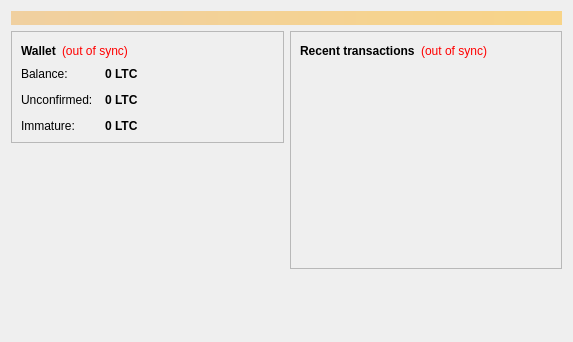
Qt form src/qt/forms/overviewpage.ui (pocketmoney/pockettest) before a commit.
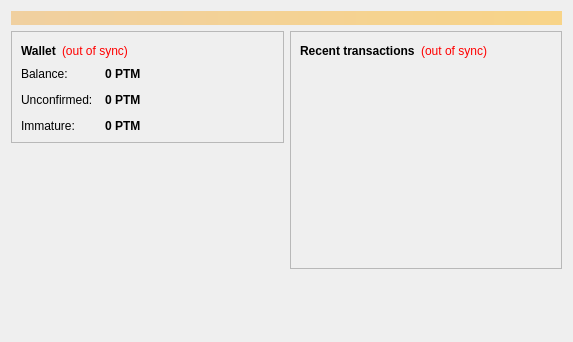
The same form after that commit.

The edit to the form file:
```diff
--- a/src/qt/forms/overviewpage.ui
+++ b/src/qt/forms/overviewpage.ui
@@ -122,7 +122,7 @@
                <string>Your current balance</string>
               </property>
               <property name="text">
-               <string notr="true">0 LTC</string>
+               <string notr="true">0 PTM</string>
               </property>
               <property name="textInteractionFlags">
                <set>Qt::LinksAccessibleByMouse|Qt::TextSelectableByKeyboard|Qt::TextSelectableByMouse</set>
@@ -151,7 +151,7 @@
                <string>Total of transactions that have yet to be confirmed, and do not yet count toward the current balance</string>
               </property>
               <property name="text">
-               <string notr="true">0 LTC</string>
+               <string notr="true">0 PTM</string>
               </property>
               <property name="textInteractionFlags">
                <set>Qt::LinksAccessibleByMouse|Qt::TextSelectableByKeyboard|Qt::TextSelectableByMouse</set>
@@ -177,7 +177,7 @@
                <string>Mined balance that has not yet matured</string>
               </property>
               <property name="text">
-               <string notr="true">0 LTC</string>
+               <string notr="true">0 PTM</string>
               </property>
               <property name="textInteractionFlags">
                <set>Qt::LinksAccessibleByMouse|Qt::TextSelectableByKeyboard|Qt::TextSelectableByMouse</set>
```
Left out of the diff: 4 changed lines with no effect on the pictures.
